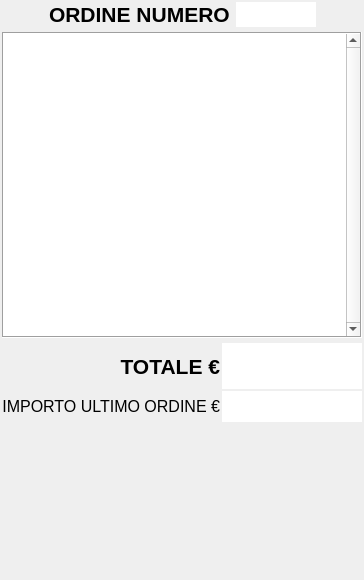
Before: the Qt Designer form src/ordine.ui in mtonin/gestcassa, drawn with Qt 5.
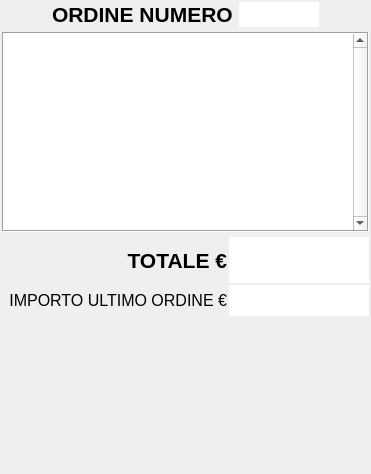
After: the same form once the commit is applied. Custom widgets are drawn as their Qt base class.

The edit to the form file:
```diff
--- a/src/ordine.ui
+++ b/src/ordine.ui
@@ -6,8 +6,8 @@
    <rect>
     <x>0</x>
     <y>0</y>
-    <width>350</width>
-    <height>580</height>
+    <width>371</width>
+    <height>474</height>
    </rect>
   </property>
   <property name="windowTitle">
```
